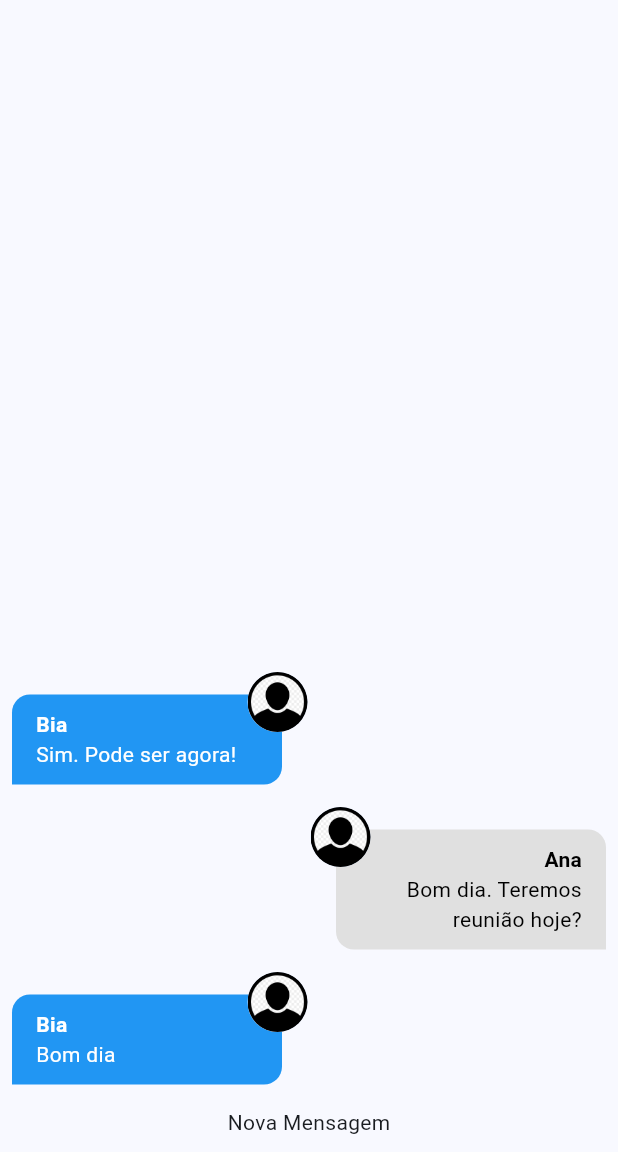
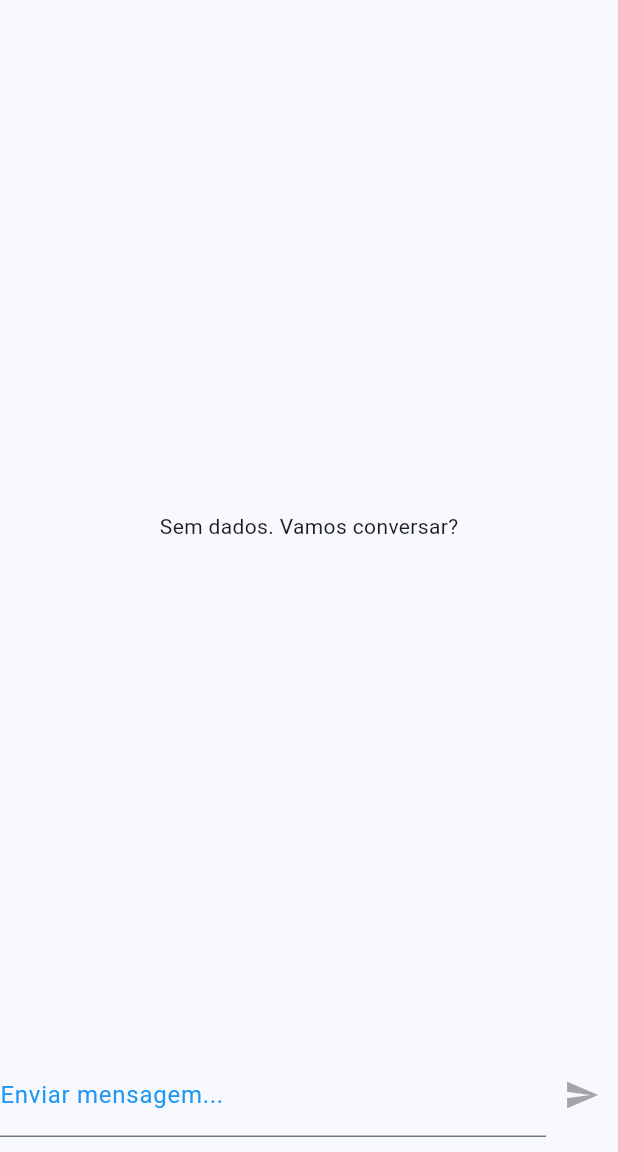
Before and after one commit to hantonny/chat, a Flutter app: the screen it shows after launch, on a phone screen of 412 x 824 dp, the part 84-1236 px from its top. Run offline on Flutter 3.47's test engine with Material 3 defaults, Android fonts, the phone set to English and light mode, and no system bars; our stand-ins replace image_picker; accounts and stored records are empty.

Commit message:
New Message

```diff
--- a/lib/components/message_bubble.dart
+++ b/lib/components/message_bubble.dart
@@ -20,7 +20,7 @@ class MessageBubble extends StatelessWidget {
     final uri = Uri.parse(imageURL);
 
     if (uri.path.contains(_defaultImage)) {
-      provider = AssetImage(_defaultImage);
+      provider = const AssetImage(_defaultImage);
     } else if (uri.scheme.contains('http')) {
       provider = NetworkImage(uri.toString());
     } else {
@@ -47,14 +47,14 @@ class MessageBubble extends StatelessWidget {
                     ? Colors.grey.shade300
                     : Theme.of(context).primaryColor,
                 borderRadius: BorderRadius.only(
-                  topLeft: Radius.circular(12),
-                  topRight: Radius.circular(12),
+                  topLeft: const Radius.circular(12),
+                  topRight: const Radius.circular(12),
                   bottomLeft: belongsToCurrentUser
-                      ? Radius.circular(12)
-                      : Radius.circular(0),
+                      ? const Radius.circular(12)
+                      : const Radius.circular(0),
                   bottomRight: belongsToCurrentUser
-                      ? Radius.circular(0)
-                      : Radius.circular(12),
+                      ? const Radius.circular(0)
+                      : const Radius.circular(12),
                 ),
               ),
               width: 180,
--- a/lib/components/new_message.dart
+++ b/lib/components/new_message.dart
@@ -1,12 +1,57 @@
+import 'package:chat/core/services/auth/auth.service.dart';
+import 'package:chat/core/services/chat/chat_service.dart';
 import 'package:flutter/material.dart';
 
-class NewMessage extends StatelessWidget {
+class NewMessage extends StatefulWidget {
   const NewMessage({super.key});
 
   @override
+  State<NewMessage> createState() => _NewMessageState();
+}
+
+class _NewMessageState extends State<NewMessage> {
+  String _message = '';
+  final _messageController = TextEditingController();
+
+  Future<void> _sendMessage() async {
+    final user = AuthService().currentUser;
+
+    if (user != null) {
+      if (_message != '') {
+        await ChatService().save(_message, user);
+        _messageController.clear();
+        _message = '';
+      }
+    }
+  }
+
+  @override
   Widget build(BuildContext context) {
-    return Center(
-      child: Text('Nova Mensagem'),
+    return Row(
+      children: [
+        Expanded(
+          child: TextField(
+            controller: _messageController,
+            onChanged: (msg) => setState(() => _message = msg),
+            onSubmitted: (_) {
+              if (_message.trim().isNotEmpty) {
+                _sendMessage();
+              }
+            },
+            decoration: const InputDecoration(
+              labelText: 'Enviar mensagem...',
+              labelStyle:
+                  TextStyle(color: Colors.blue), // Change to your desired color
+              focusColor: Colors.blue,
+              fillColor: Colors.blue,
+              hoverColor: Colors.blue,
+            ),
+          ),
+        ),
+        IconButton(
+            onPressed: _message.trim().isEmpty ? null : _sendMessage,
+            icon: const Icon(Icons.send))
+      ],
     );
   }
 }
--- a/lib/core/services/chat/chat_mock_service.dart
+++ b/lib/core/services/chat/chat_mock_service.dart
@@ -5,32 +5,7 @@ import 'package:chat/core/models/chat_user.dart';
 import 'package:chat/core/services/chat/chat_service.dart';
 
 class ChatMockSerice implements ChatService {
-  static final List<ChatMessage> _msgs = [
-    ChatMessage(
-      id: '1',
-      text: 'Bom dia',
-      createdAt: DateTime.now(),
-      userId: '123',
-      userName: 'Bia',
-      userImageURL: 'assets/images/avatar.png',
-    ),
-    ChatMessage(
-      id: '2',
-      text: 'Bom dia. Teremos reunião hoje?',
-      createdAt: DateTime.now(),
-      userId: '456',
-      userName: 'Ana',
-      userImageURL: 'assets/images/avatar.png',
-    ),
-    ChatMessage(
-      id: '3',
-      text: 'Sim. Pode ser agora!',
-      createdAt: DateTime.now(),
-      userId: '123',
-      userName: 'Bia',
-      userImageURL: 'assets/images/avatar.png',
-    ),
-  ];
+  static final List<ChatMessage> _msgs = [];
   static MultiStreamController<List<ChatMessage>>? _controller;
   static final _msgsStream = Stream<List<ChatMessage>>.multi((controller) {
     _controller = controller;
@@ -53,7 +28,7 @@ class ChatMockSerice implements ChatService {
       userImageURL: user.imageURL,
     );
     _msgs.add(newMessage);
-    _controller?.add(_msgs);
+    _controller?.add(_msgs.reversed.toList());
     return newMessage;
   }
 }
```
